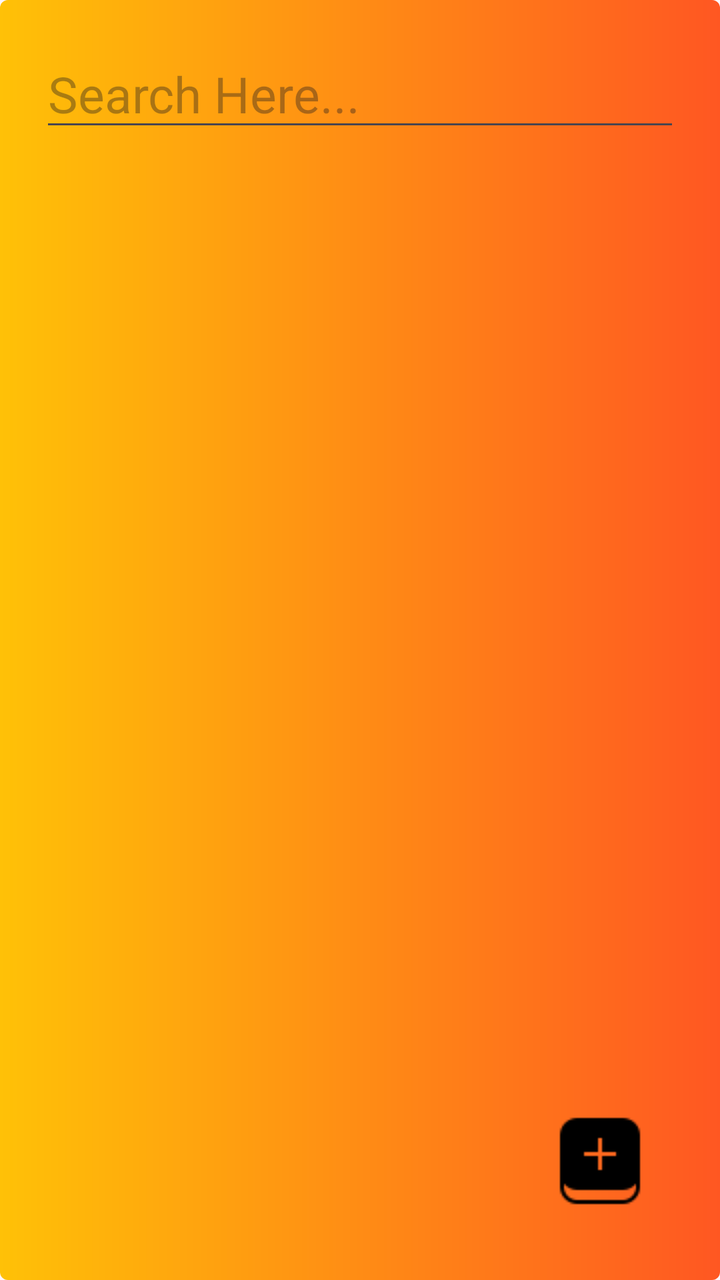
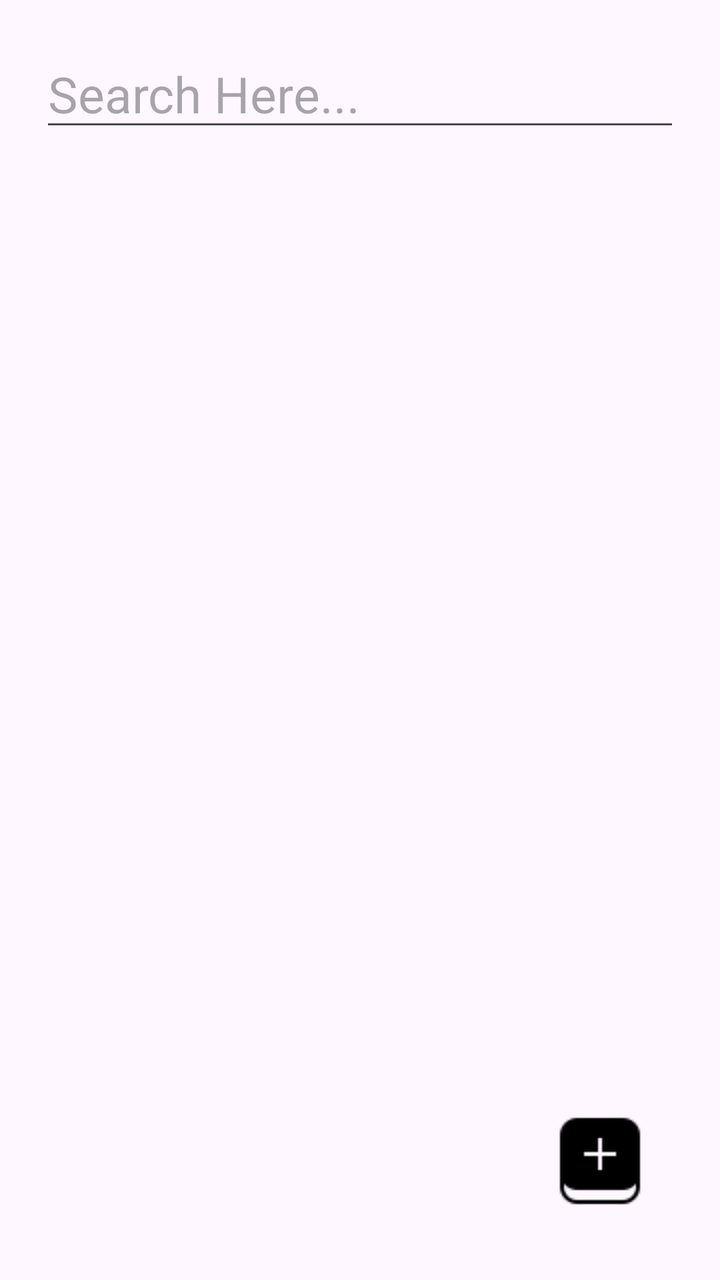

An Android layout rendered at two revisions. The XML below is the earlier revision; the diff shows what the commit changed to produce the second picture.
<!-- AndroidManifest.xml: application theme Theme.FristProject__Kt -->
<!-- res/layout/activity_main.xml -->
<?xml version="1.0" encoding="utf-8"?>
<LinearLayout xmlns:android="http://schemas.android.com/apk/res/android"
    xmlns:app="http://schemas.android.com/apk/res-auto"
    xmlns:tools="http://schemas.android.com/tools"
    android:id="@+id/main"
    android:layout_width="match_parent"
    android:layout_height="match_parent"
    tools:context=".MainActivity"
    android:orientation="vertical"
    android:padding="20dp"
     android:background="@drawable/two_color"
    >

    <EditText
        android:id="@+id/edSearch"
        android:layout_width="match_parent"
        android:layout_height="wrap_content"
        android:text=""
        android:textSize="25dp"
        android:hint="Search Here..."
        />


    <RelativeLayout
        android:layout_width="match_parent"
        android:layout_height="match_parent"
        >

        <ListView
            android:id="@+id/listView"
            android:layout_width="match_parent"
            android:layout_height="wrap_content"
            />

       <ImageView
           android:id="@+id/imageAdd"
           android:layout_width="wrap_content"
           android:layout_height="wrap_content"
           android:src="@drawable/plus4_icon"
           android:layout_alignParentRight="true"
           android:layout_alignParentBottom="true"
           android:layout_margin="15dp"
           />


    </RelativeLayout>

</LinearLayout>
<!-- resources referenced by this layout -->
<resources>
  <!-- drawable plus4_icon: png bitmap (drawable, 482 bytes) -->
  <!-- drawable two_color (drawable) -->
  <?xml version="1.0" encoding="utf-8"?>
  <shape xmlns:android="http://schemas.android.com/apk/res/android" android:shape="rectangle">
      <gradient
          android:startColor="#FF5722"
          android:endColor="#FFC107"
          android:angle="180"
          />
      <padding android:left="7dp"
          android:top="7dp"
          android:right="7dp"
          android:bottom="7dp" />
      <stroke
          android:width="0dip"
          android:color="#FFFFFF" />
      <corners android:radius= "4dp" />
  </shape>
  <style name="Theme.FristProject__Kt" parent="Base.Theme.FristProject__Kt" />
  <style name="Base.Theme.FristProject__Kt" parent="Theme.Material3.DayNight.NoActionBar">
          
          
      </style>
</resources>

<!-- the commit's change to res/layout/activity_main.xml (unified diff, before → after) -->
@@ -8,7 +8,6 @@
     tools:context=".MainActivity"
     android:orientation="vertical"
     android:padding="20dp"
-     android:background="@drawable/two_color"
     >
 
     <EditText
<!-- resource entries referenced after the edit -->
@@ -1,23 +1,6 @@
 <!-- resources referenced by this layout -->
 <resources>
   <!-- drawable plus4_icon: png bitmap (drawable, 482 bytes) -->
-  <!-- drawable two_color (drawable) -->
-  <?xml version="1.0" encoding="utf-8"?>
-  <shape xmlns:android="http://schemas.android.com/apk/res/android" android:shape="rectangle">
-      <gradient
-          android:startColor="#FF5722"
-          android:endColor="#FFC107"
-          android:angle="180"
-          />
-      <padding android:left="7dp"
-          android:top="7dp"
-          android:right="7dp"
-          android:bottom="7dp" />
-      <stroke
-          android:width="0dip"
-          android:color="#FFFFFF" />
-      <corners android:radius= "4dp" />
-  </shape>
   <style name="Theme.FristProject__Kt" parent="Base.Theme.FristProject__Kt" />
   <style name="Base.Theme.FristProject__Kt" parent="Theme.Material3.DayNight.NoActionBar">
           
